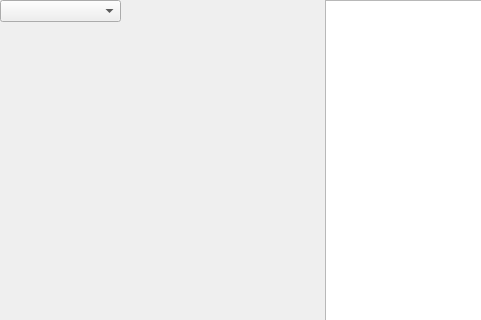
The window that src/feat/views/gui_feat.ui (AnneliesVlaar/Feat) describes before a commit, drawn with Qt 5; both pictures show x 0 to 481 and y 0 to 320 of the 800 by 600 pixel window.
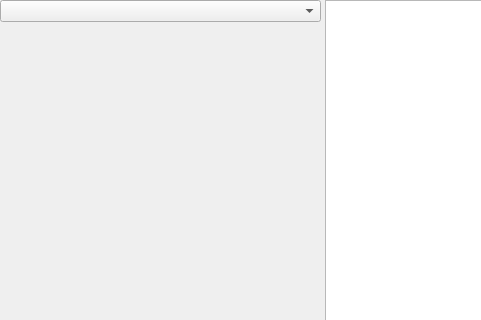
The same window after the commit.

Commit message: Add checkboxes and head lines in gui qtwidgets labels and checkboxes are coupled to a dictionary

Patch:
```diff
--- a/src/feat/views/gui_feat.ui
+++ b/src/feat/views/gui_feat.ui
@@ -19,7 +19,7 @@
      <rect>
       <x>0</x>
       <y>0</y>
-      <width>121</width>
+      <width>321</width>
       <height>22</height>
      </rect>
     </property>
```
Left out of the diff: 11 changed lines with no effect on the pictures. The commit also changes 6 other files.
